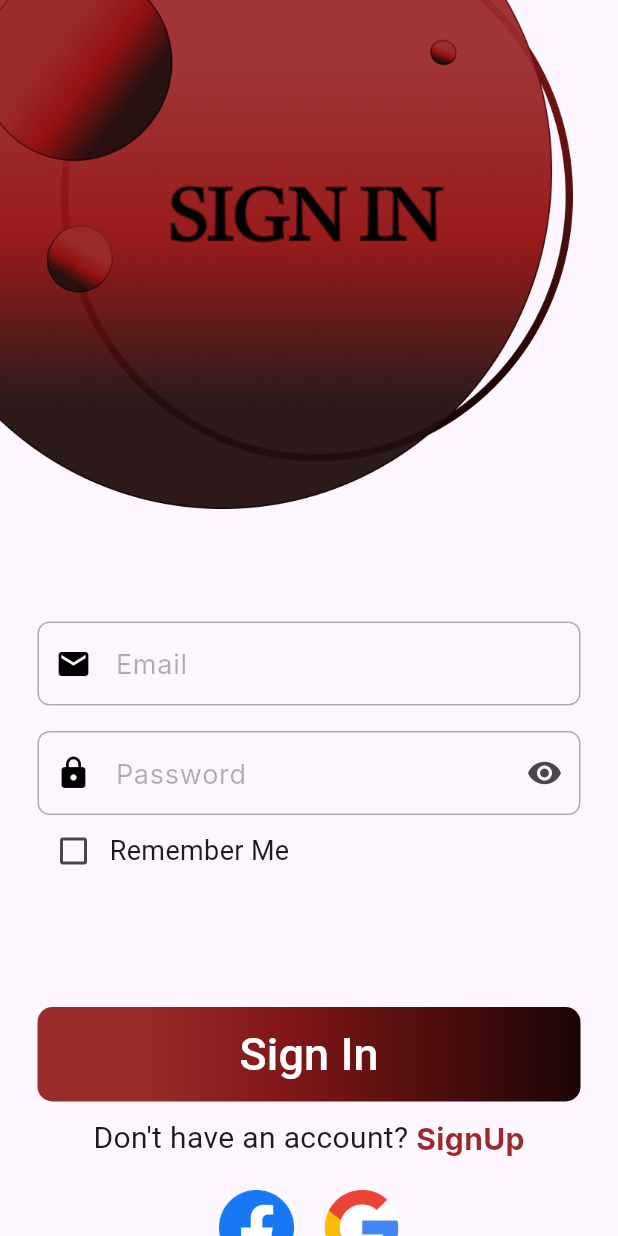
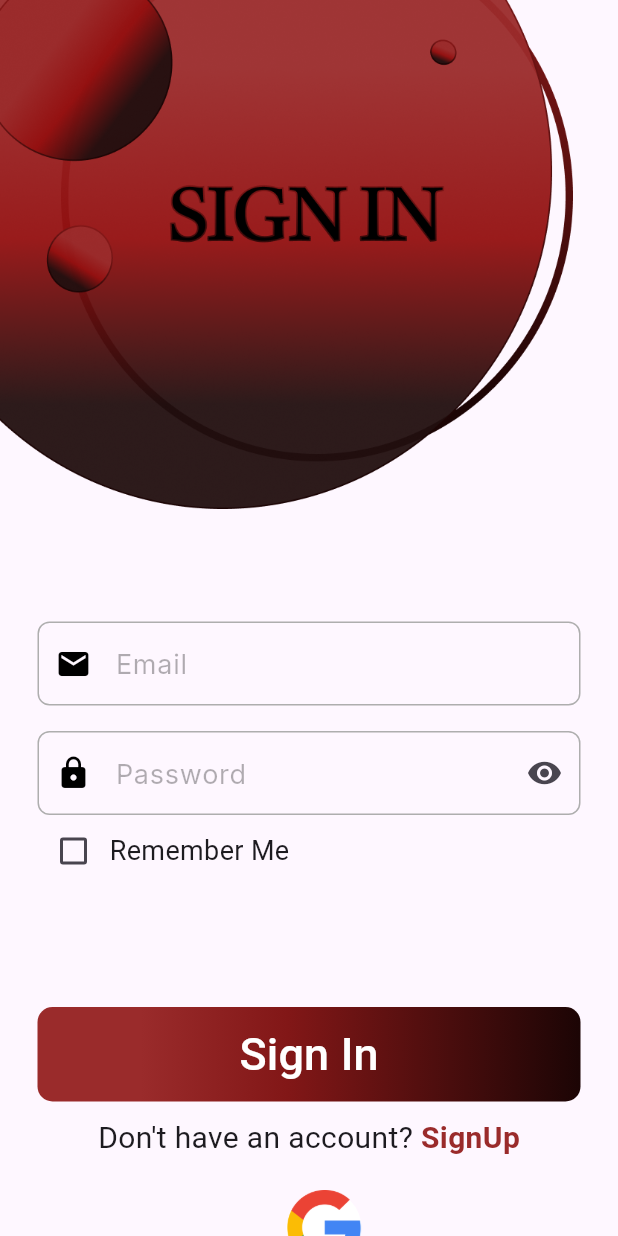
Before and after one commit to nouramer725/Servix, a Flutter app: the screen it shows once a user with an empty profile is signed in, after a tap on the "logout" icon, on a phone screen of 412 x 824 dp. Run offline on Flutter 3.47's test engine with Material 3 defaults, Android fonts, the light colour scheme and no system bars; our stand-ins replace firebase_auth, firebase_core, google_fonts, google_sign_in; missing offline and left inert: flutter_facebook_auth; accounts and stored records are empty.

Commit message:
update Sign in page

```diff
--- a/lib/Client/Login-Register/Sign_In.dart
+++ b/lib/Client/Login-Register/Sign_In.dart
@@ -65,7 +65,7 @@ class _SignInState extends State<SignIn> {
 
         Navigator.pushReplacement(
           context,
-          MaterialPageRoute(builder: (context) => const Home()),
+          MaterialPageRoute(builder: (context) =>  Home()),
         );
       } on FirebaseAuthException catch (e) {
         ScaffoldMessenger.of(context).showSnackBar(
@@ -80,24 +80,24 @@ class _SignInState extends State<SignIn> {
   }
 
 
-  Future<void> loginWithFacebook() async {
-    // Request the email permission
-    final LoginResult result = await FacebookAuth.instance.login(
-      permissions: ['email'], // Explicitly request the email permission
-    );
-
-    if (result.status == LoginStatus.success) {
-      // Logged in successfully, you can retrieve user data
-      final userData = await FacebookAuth.instance.getUserData();
-      print("Logged in as: ${userData['name']}");
-      print("User email: ${userData['email']}");
-      Navigator.pushReplacement(context, MaterialPageRoute(builder: (context) => const Home()));
-
-    } else {
-      // Handle login error
-      print("Login failed: ${result.status}");
-    }
-  }
+  // Future<void> loginWithFacebook() async {
+  //   // Request the email permission
+  //   final LoginResult result = await FacebookAuth.instance.login(
+  //     permissions: ['email'], // Explicitly request the email permission
+  //   );
+  //
+  //   if (result.status == LoginStatus.success) {
+  //     // Logged in successfully, you can retrieve user data
+  //     final userData = await FacebookAuth.instance.getUserData();
+  //     print("Logged in as: ${userData['name']}");
+  //     print("User email: ${userData['email']}");
+  //     Navigator.pushReplacement(context, MaterialPageRoute(builder: (context) => const Home()));
+  //
+  //   } else {
+  //     // Handle login error
+  //     print("Login failed: ${result.status}");
+  //   }
+  // }
 
 
   @override
@@ -170,24 +170,25 @@ class _SignInState extends State<SignIn> {
                     Row(
                       mainAxisAlignment: MainAxisAlignment.center,
                       children: [
-                        Text(
+                        Flexible(
+                          child: Text(
                             "Don't have an account? ",
                             style: GoogleFonts.charisSil(
                               fontSize: 20,
+                            ),
+                            overflow: TextOverflow.ellipsis, // Prevents overflow
                           ),
                         ),
                         GestureDetector(
                           onTap: () {
                             Navigator.push(
                               context,
-                              MaterialPageRoute(
-                                  builder: (context) =>
-                                      SignUp()),
+                              MaterialPageRoute(builder: (context) => SignUp()),
                             );
                           },
                           child: Text(
                             "SignUp",
-                            style: GoogleFonts.inter(
+                            style: GoogleFonts.charisSil(
                               fontSize: 20,
                               fontWeight: FontWeight.bold,
                               color: const Color(0xFF9A2B2B),
@@ -200,12 +201,12 @@ class _SignInState extends State<SignIn> {
                     Row(
                       mainAxisAlignment: MainAxisAlignment.center,
                       children: [
-                        SocialMediaLoginButton(
-                          imagePath: 'assets/images/social_media/facebook.png',
-                          onTap: () async {
-                            await loginWithFacebook();
-                          },
-                        ),
+                        // SocialMediaLoginButton(
+                        //   imagePath: 'assets/images/social_media/facebook.png',
+                        //   onTap: () async {
+                        //     await loginWithFacebook();
+                        //   },
+                        // ),
                         const SizedBox(width: 20),
                         SocialMediaLoginButton(
                           imagePath: 'assets/images/social_media/google.png',
@@ -213,7 +214,7 @@ class _SignInState extends State<SignIn> {
                             User? user = await _authService.signInWithGoogle();
                             if (user != null) {
                               print("Signed in as: ${user.displayName}");
-                              Navigator.pushReplacement(context, MaterialPageRoute(builder: (context) => const Home()));
+                              Navigator.pushReplacement(context, MaterialPageRoute(builder: (context) =>  Home()));
 
                             }
                           },
```
Lines whose indentation alone changed are shown as unchanged.
